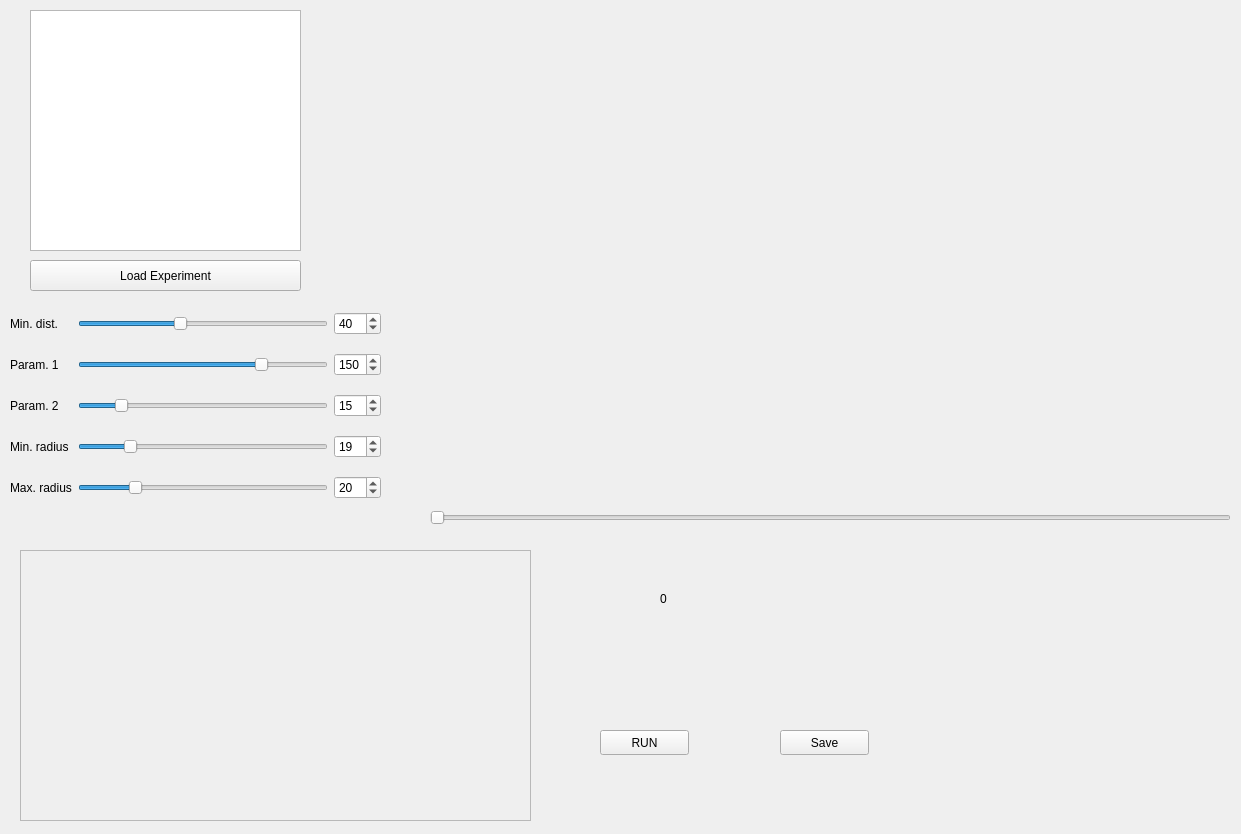
First picture: the form in src/gui/analysis.ui, repository gfogwill/FrESH, before the edit.
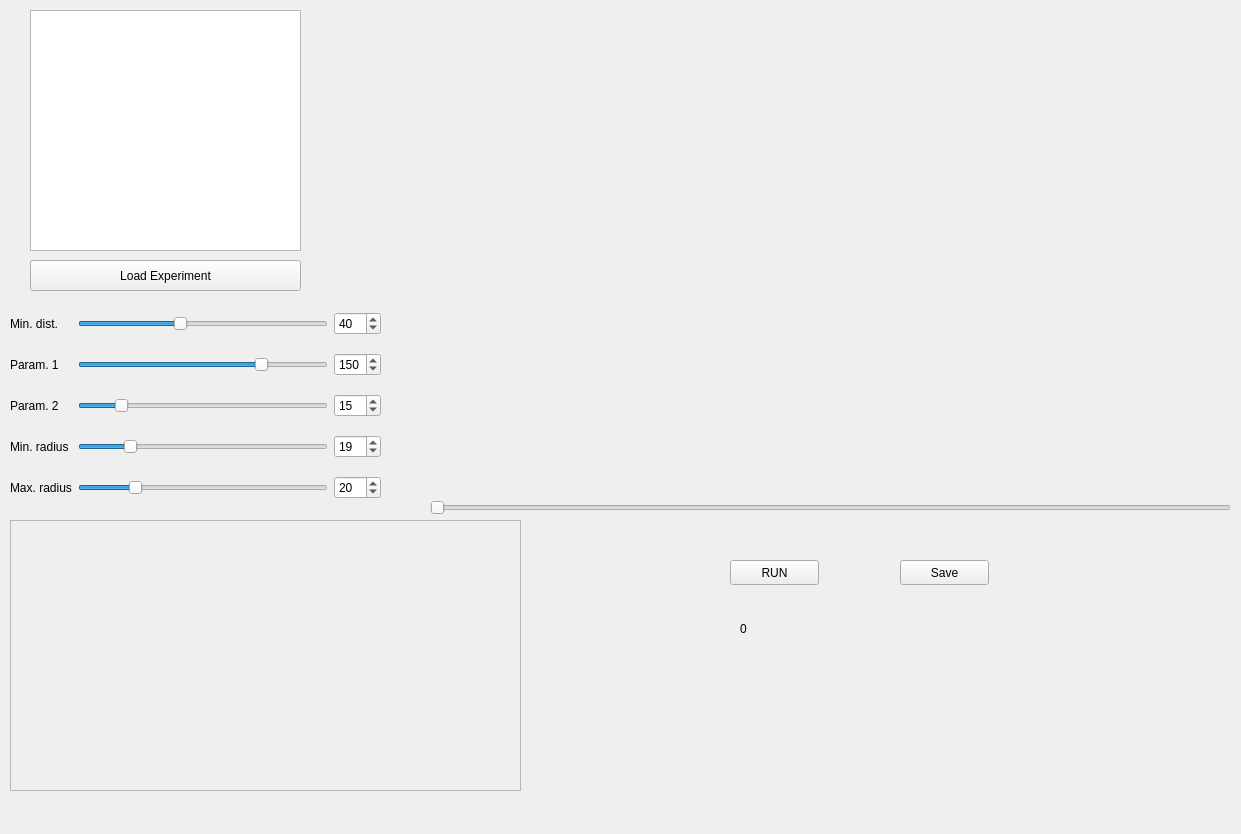
Second picture: the form after the edit. Custom widgets are drawn as their Qt base class.

Diff of the .ui file:
```diff
--- a/src/gui/analysis.ui
+++ b/src/gui/analysis.ui
@@ -191,8 +191,8 @@
    <widget class="QFrame" name="frame">
     <property name="geometry">
      <rect>
-      <x>20</x>
-      <y>550</y>
+      <x>10</x>
+      <y>520</y>
       <width>511</width>
       <height>271</height>
      </rect>
@@ -217,8 +217,8 @@
    <widget class="QPushButton" name="runButton">
     <property name="geometry">
      <rect>
-      <x>600</x>
-      <y>730</y>
+      <x>730</x>
+      <y>560</y>
       <width>89</width>
       <height>25</height>
      </rect>
@@ -231,7 +231,7 @@
     <property name="geometry">
      <rect>
       <x>430</x>
-      <y>510</y>
+      <y>500</y>
       <width>801</width>
       <height>16</height>
      </rect>
@@ -246,8 +246,8 @@
    <widget class="QLabel" name="frameNumber">
     <property name="geometry">
      <rect>
-      <x>660</x>
-      <y>590</y>
+      <x>740</x>
+      <y>620</y>
       <width>67</width>
       <height>17</height>
      </rect>
@@ -259,8 +259,8 @@
    <widget class="QPushButton" name="saveButton">
     <property name="geometry">
      <rect>
-      <x>780</x>
-      <y>730</y>
+      <x>900</x>
+      <y>560</y>
       <width>89</width>
       <height>25</height>
      </rect>
```
